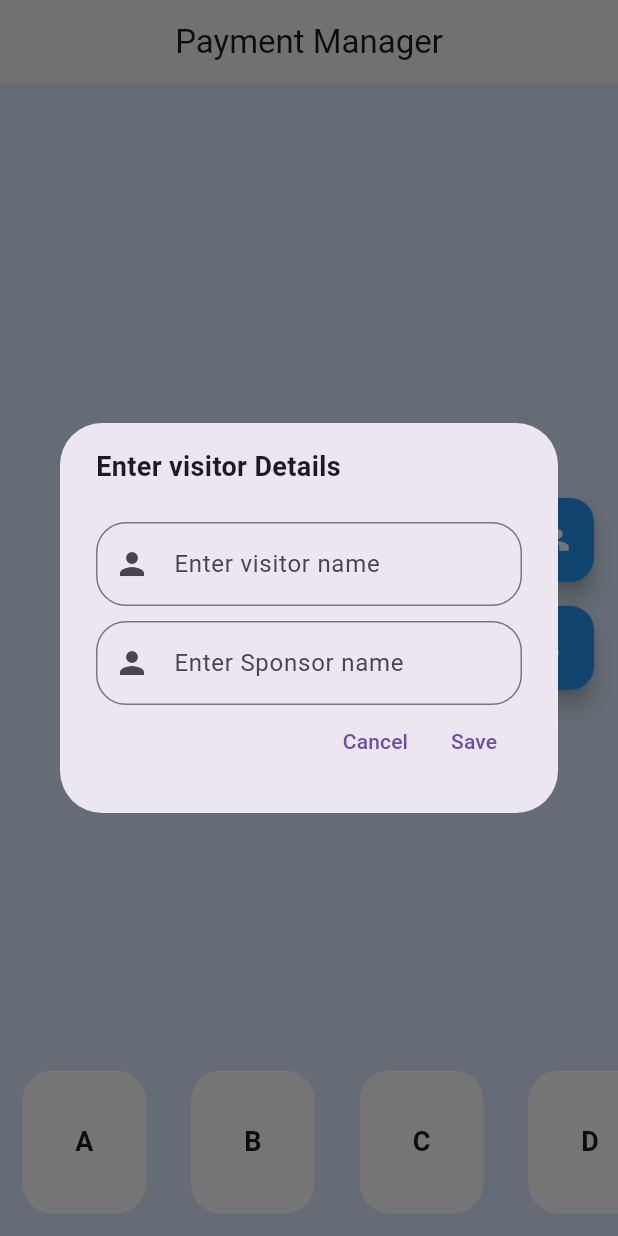
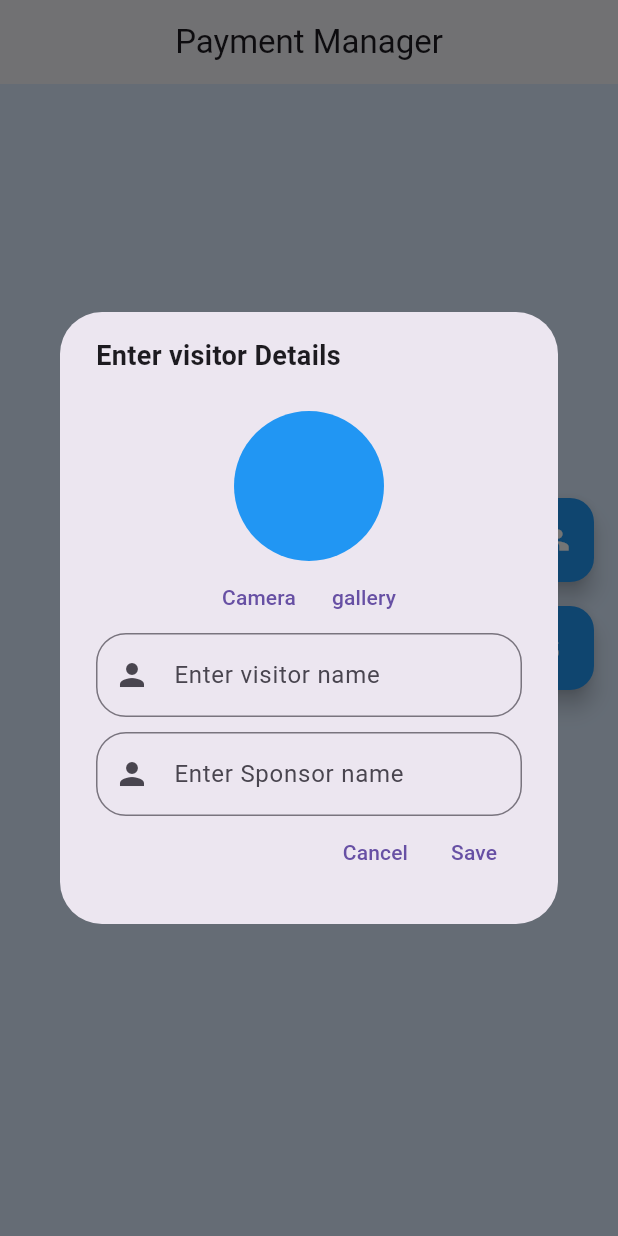
Before and after one commit to jassimpt/payment-manager-Badge_task, a Flutter app: the screen it shows after launch, after a tap on the "people" icon, on a phone screen of 412 x 824 dp. Run offline on Flutter 3.47's test engine with Material 3 defaults, Android fonts, the phone set to English and light mode, and no system bars; our stand-ins replace cloud_firestore, connectivity_plus, firebase_core, hive, hive_flutter, image_picker; accounts and stored records are empty.

Commit message:
sorting and paymentcoloring done

```diff
--- a/lib/constants/constants.dart
+++ /dev/null
@@ -1,29 +0,0 @@
-const List<String> alphabets = [
-  "A",
-  "B",
-  "C",
-  "D",
-  "E",
-  "F",
-  "G",
-  "H",
-  "I",
-  "J",
-  "K",
-  "L",
-  "M",
-  "N",
-  "O",
-  "P",
-  "Q",
-  "R",
-  "S",
-  "T",
-  "U",
-  "V",
-  "W",
-  "X",
-  "Y",
-  "Y",
-  "Z",
-];
--- a/lib/controller/baseprovider.dart
+++ b/lib/controller/baseprovider.dart
@@ -1,11 +1,65 @@
+import 'dart:io';
+
+import 'package:badge_task/controller/dataprovider.dart';
+import 'package:badge_task/model/visitorsmodel.dart';
 import 'package:flutter/material.dart';
+import 'package:provider/provider.dart';
+import 'package:image_picker/image_picker.dart';
 
 class BaseProvider extends ChangeNotifier {
-  bool isswitched = false;
+  bool upiswitch = false;
+  bool cashswitch = false;
+  bool laterswitch = false;
   String? paymentmethod;
-  void valueSetter({value, paymode}) {
-    isswitched = value;
-    isswitched == true ? paymentmethod = paymode : paymentmethod = null;
+  List alphabets = [];
+  int selected = 0;
+  String? visitorname;
+  ImagePicker imagepicker = ImagePicker();
+  File? selectedimage;
+
+  void imageSelecter({required source}) async {
+    var image = await imagepicker.pickImage(source: source);
+    selectedimage = File(image!.path);
     notifyListeners();
   }
+
+  void valueSetter({value, paymode}) {
+    if (paymode == "CASH") {
+      cashswitch = value;
+      cashswitch == true ? paymentmethod = paymode : paymentmethod = null;
+      notifyListeners();
+    } else if (paymode == "UPI") {
+      upiswitch = value;
+      upiswitch == true ? paymentmethod = paymode : paymentmethod = null;
+      notifyListeners();
+    } else if (paymode == "LATER") {
+      laterswitch = value;
+      laterswitch == true ? paymentmethod = paymode : paymentmethod = null;
+      notifyListeners();
+    }
+  }
+
+  void alphabetChanger(index) {
+    if (selected == index) {
+      selected = 0;
+      notifyListeners();
+    } else {
+      selected = index;
+      notifyListeners();
+    }
+  }
+
+  void generateAlphabets(List<VisitorsModel> visitors) {
+    Future.delayed(
+      Duration.zero,
+      () {
+        alphabets = visitors
+            .map((visitor) => visitor.name[0].toUpperCase())
+            .toSet()
+            .toList()
+          ..sort();
+        notifyListeners();
+      },
+    );
+  }
 }
--- a/lib/model/paymentmodel.dart
+++ b/lib/model/paymentmodel.dart
@@ -1,3 +1,4 @@
+import 'package:cloud_firestore/cloud_firestore.dart';
 import 'package:hive_flutter/hive_flutter.dart';
 part 'paymentmodel.g.dart';
 
@@ -9,15 +10,32 @@ class PaymentModel {
   dynamic amount;
   @HiveField(2)
   String paymentmethod;
+  @HiveField(3)
+  DateTime time;
+  @HiveField(4)
+  bool paymentcompleted;
   PaymentModel(
-      {required this.amount, required this.name, required this.paymentmethod});
+      {required this.amount,
+      required this.paymentcompleted,
+      required this.name,
+      required this.paymentmethod,
+      required this.time});
   factory PaymentModel.fromJson(Map<String, dynamic> json) {
+    DateTime time = (json['time'] as Timestamp).toDate();
     return PaymentModel(
+        paymentcompleted: json["paymentcompleted"],
+        time: time,
         amount: json['amount'],
         name: json['name'],
         paymentmethod: json['paymentmethod']);
   }
   Map<String, dynamic> toJson() {
-    return {"name": name, "amount": amount, "paymentmethod": paymentmethod};
+    return {
+      "name": name,
+      "amount": amount,
+      "paymentmethod": paymentmethod,
+      "time": time,
+      "paymentcompleted": paymentcompleted
+    };
   }
 }
--- a/lib/service/firebaseservice.dart
+++ b/lib/service/firebaseservice.dart
@@ -1,12 +1,12 @@
 import 'package:badge_task/model/paymentmodel.dart';
 import 'package:badge_task/model/visitorsmodel.dart';
 import 'package:cloud_firestore/cloud_firestore.dart';
-import 'package:connectivity_plus/connectivity_plus.dart';
-import 'package:flutter/material.dart';
+
 import 'package:hive/hive.dart';
 
 class FirebaseService {
   FirebaseFirestore firestore = FirebaseFirestore.instance;
+
   void addVisitor(VisitorsModel visitor, String name) async {
     try {
       firestore.collection("visitors").doc(name).set(visitor.toJson());
--- a/lib/views/homepage/homescreen.dart
+++ b/lib/views/homepage/homescreen.dart
@@ -1,5 +1,6 @@
-import 'package:badge_task/constants/constants.dart';
+import 'package:badge_task/controller/baseprovider.dart';
 import 'package:badge_task/controller/dataprovider.dart';
+import 'package:badge_task/model/visitorsmodel.dart';
 import 'package:badge_task/views/homepage/widgets/paymentbox.dart';
 import 'package:badge_task/views/homepage/widgets/visitorbox.dart';
 import 'package:badge_task/views/payment_history/paymenthistory.dart';
@@ -16,10 +17,13 @@ class HomeScreen extends StatefulWidget {
 }
 
 class _HomeScreenState extends State<HomeScreen> {
+  List<VisitorsModel> filteredvisitors = [];
+
   @override
   void initState() {
     checkConnection();
-    Provider.of<DataController>(context, listen: false).getAllData();
+    final pro = Provider.of<DataController>(context, listen: false);
+    pro.getAllData();
     super.initState();
   }
 
@@ -71,17 +75,25 @@ class _HomeScreenState extends State<HomeScreen> {
           title: const Center(
             child: Text('Payment Manager'),
           )),
-      body: Column(
+      body: Consumer2<BaseProvider, DataController>(
+          builder: (context, base, data, child) {
+        base.generateAlphabets(data.visitorslist);
+
+        return Column(
           children: [
-          Consumer<DataController>(
-            builder: (context, value, child) => SizedBox(
+            SizedBox(
               height: size.height * 0.78,
               child: GridView.builder(
                 gridDelegate: const SliverGridDelegateWithFixedCrossAxisCount(
                     crossAxisCount: 2),
-                itemCount: value.visitorslist.length,
+                itemCount: filteredvisitors.length,
                 itemBuilder: (context, index) {
-                  final visitor = value.visitorslist[index];
+                  final visitor = filteredvisitors[index];
+                  var payments;
+                  if (data.paymentslist.isNotEmpty &&
+                      index < data.paymentslist.length) {
+                    payments = data.paymentslist[index];
+                  }
                   return Padding(
                     padding: const EdgeInsets.all(8.0),
                     child: GestureDetector(
@@ -106,9 +118,12 @@ class _HomeScreenState extends State<HomeScreen> {
                           child: Column(
                             mainAxisAlignment: MainAxisAlignment.center,
                             children: [
-                              const CircleAvatar(
-                                backgroundColor: Colors.green,
-                              ),
+                              CircleAvatar(
+                                  backgroundColor: payments != null &&
+                                          payments.paymentcompleted &&
+                                          visitor.name == payments.name
+                                      ? Colors.green
+                                      : Colors.blue),
                               const SizedBox(
                                 height: 10,
                               ),
@@ -131,19 +146,27 @@ class _HomeScreenState extends State<HomeScreen> {
                 },
               ),
             ),
-          ),
             Expanded(
               child: ListView.builder(
-              itemCount: alphabets.length,
+                itemCount: base.alphabets.length,
                 scrollDirection: Axis.horizontal,
                 itemBuilder: (context, index) {
-                final String alphabet = alphabets[index];
+                  final String alphabet = base.alphabets[index];
+                  filterVisitors(
+                      firstletter: base.alphabets[base.selected],
+                      visitorslist: data.visitorslist);
                   return Padding(
                     padding: const EdgeInsets.all(15),
+                    child: GestureDetector(
+                      onTap: () {
+                        base.alphabetChanger(index);
+                      },
                       child: Container(
                         width: size.width * 0.2,
                         decoration: BoxDecoration(
-                        color: Colors.white,
+                            color: base.selected == index
+                                ? Colors.blue
+                                : Colors.white,
                             borderRadius: BorderRadius.circular(20)),
                         child: Center(
                             child: Text(
@@ -152,24 +175,34 @@ class _HomeScreenState extends State<HomeScreen> {
                               fontSize: 18, fontWeight: FontWeight.bold),
                         )),
                       ),
+                    ),
                   );
                 },
               ),
             ),
           ],
-      ),
+        );
+      }),
     );
   }
 
-  checkConnection() async {
+  void checkConnection() async {
     var connectionresult = await Connectivity().checkConnectivity();
 
     if (connectionresult == ConnectivityResult.none) {
       ScaffoldMessenger.of(context)
-          .showSnackBar(SnackBar(content: Text('No Internet')));
+          .showSnackBar(const SnackBar(content: Text('No Internet')));
     } else {
       ScaffoldMessenger.of(context)
-          .showSnackBar(SnackBar(content: Text('Internet Available')));
+          .showSnackBar(const SnackBar(content: Text('Internet Available')));
     }
   }
+
+  void filterVisitors(
+      {String? firstletter, List<VisitorsModel>? visitorslist}) {
+    filteredvisitors = visitorslist!
+        .where((visitor) =>
+            visitor.name.toLowerCase().startsWith(firstletter!.toLowerCase()))
+        .toList();
   }
+}
--- a/lib/views/homepage/widgets/visitorbox.dart
+++ b/lib/views/homepage/widgets/visitorbox.dart
@@ -1,6 +1,8 @@
+import 'package:badge_task/controller/baseprovider.dart';
 import 'package:badge_task/controller/dataprovider.dart';
-import 'package:connectivity_plus/connectivity_plus.dart';
+
 import 'package:flutter/material.dart';
+import 'package:image_picker/image_picker.dart';
 import 'package:provider/provider.dart';
 
 class VisitorDialogueBox extends StatelessWidget {
@@ -20,6 +22,29 @@ class VisitorDialogueBox extends StatelessWidget {
         style: TextStyle(fontSize: 18, fontWeight: FontWeight.bold),
       ),
       actions: [
+        Center(
+          child: CircleAvatar(
+            radius: 50,
+            backgroundColor: Colors.blue,
+          ),
+        ),
+        Consumer<BaseProvider>(
+          builder: (context, value, child) => Row(
+            mainAxisAlignment: MainAxisAlignment.center,
+            children: [
+              TextButton(
+                  onPressed: () {
+                    value.imageSelecter(source: ImageSource.camera);
+                  },
+                  child: Text('Camera')),
+              TextButton(
+                  onPressed: () {
+                    value.imageSelecter(source: ImageSource.gallery);
+                  },
+                  child: Text('gallery')),
+            ],
+          ),
+        ),
         TextFormField(
           controller: visitornamecontroller,
           decoration: const InputDecoration(
@@ -61,15 +86,4 @@ class VisitorDialogueBox extends StatelessWidget {
       ],
     );
   }
-
-  // addVisitor(context) async {
-  //   var connectivityresult = await Connectivity().checkConnectivity();
-  //   print(connectivityresult);
-  //   if (connectivityresult == ConnectivityResult.none) {
-  //     ScaffoldMessenger.of(context)
-  //         .showSnackBar(const SnackBar(content: Text('No network')));
-  //   } else {
-
-  //   }
-  // }
 }
```
Also changed, not shown: lib/controller/dataprovider.dart (+22 -3 lines), lib/views/homepage/widgets/paymentbox.dart (+13 -5 lines), lib/views/homepage/widgets/paymentmethod.dart (+8 -14 lines), lib/views/payment_history/paymenthistory.dart (+34 -19 lines), pubspec.yaml (+5 -2 lines), assets/images/profilke.jpg (added), lib/model/paymentmodel.g.dart, pubspec.lock, 5 other files. Lines whose indentation alone changed are shown as unchanged.
